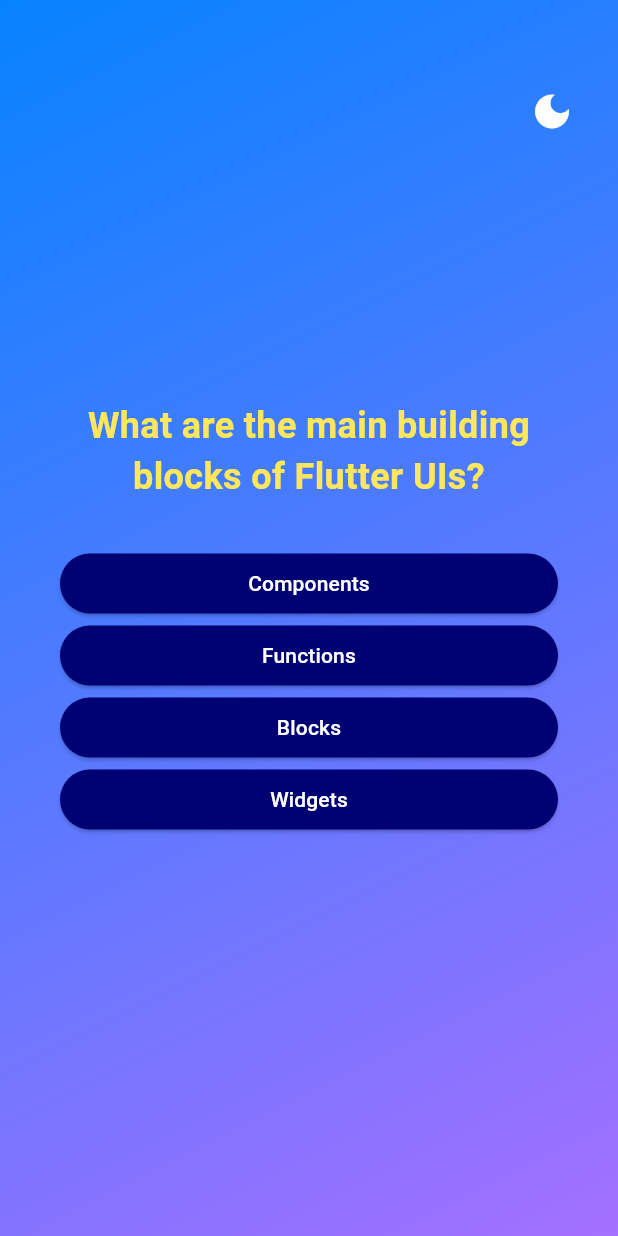
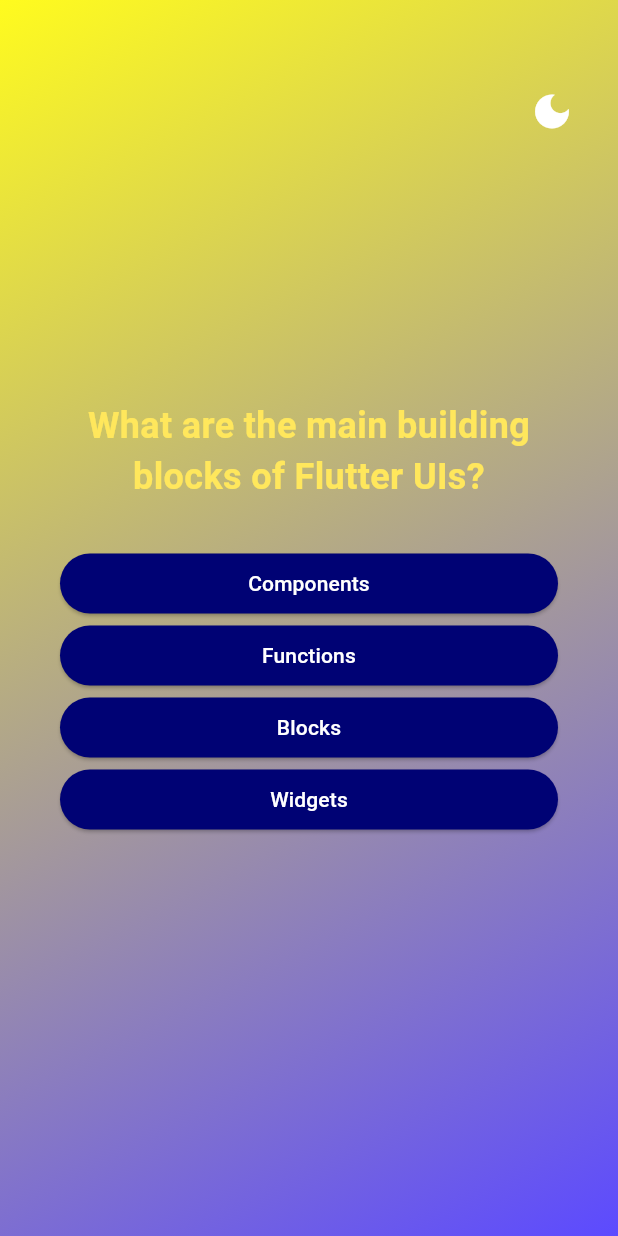
Before and after one commit to Mrhaneul/CSC322-Quiz_App_Upgrade, a Flutter app: the screen it shows after launch, after a tap on "Start Quiz", on a phone screen of 412 x 824 dp. Run offline on Flutter 3.47's test engine with Material 3 defaults, Android fonts, the phone set to English and light mode, and no system bars; our stand-ins replace flutter_rating_bar, google_fonts; Roboto replaces fonts that are missing (B612).

Commit message:
Dark mode, Rating, and theme changed 3

```diff
--- a/lib/quiz.dart
+++ b/lib/quiz.dart
@@ -84,8 +84,8 @@ class _QuizState extends State<Quiz> {
                     ]
                   // Colors used for light mode
                   : [
-                      const Color.fromARGB(255, 7, 131, 255),
-                      const Color.fromARGB(255, 164, 112, 255),
+                      const Color.fromARGB(255, 255, 251, 30),
+                      const Color.fromARGB(255, 92, 74, 255),
                     ],
               begin: Alignment.topLeft,
               end: Alignment.bottomRight,
```
